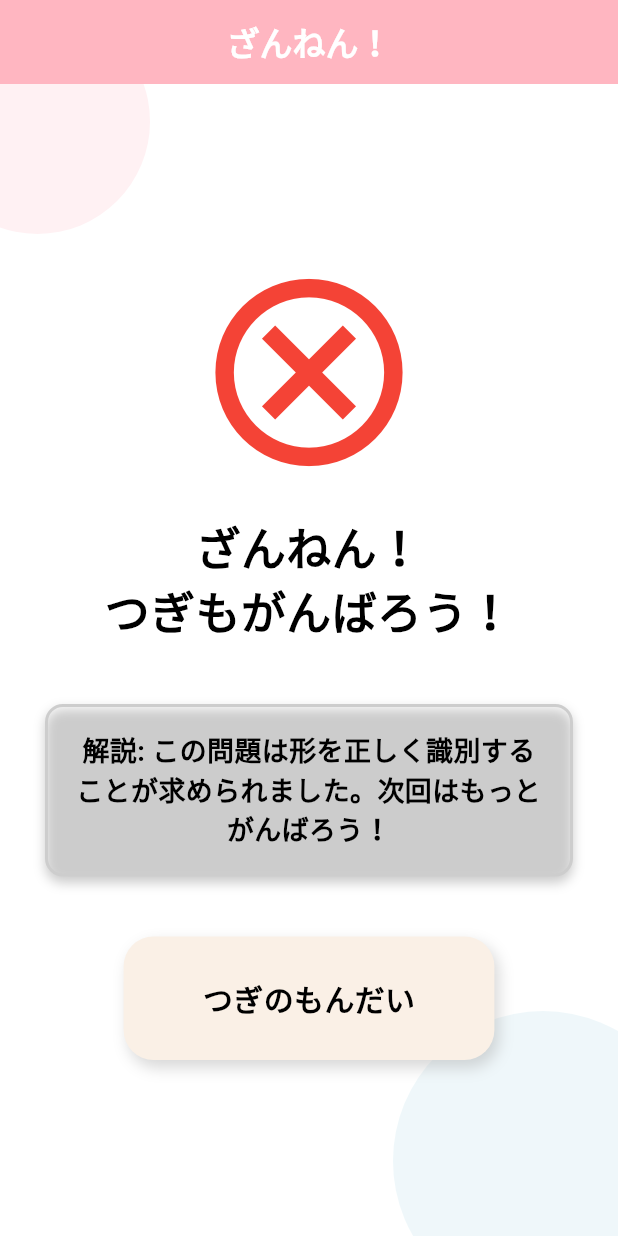
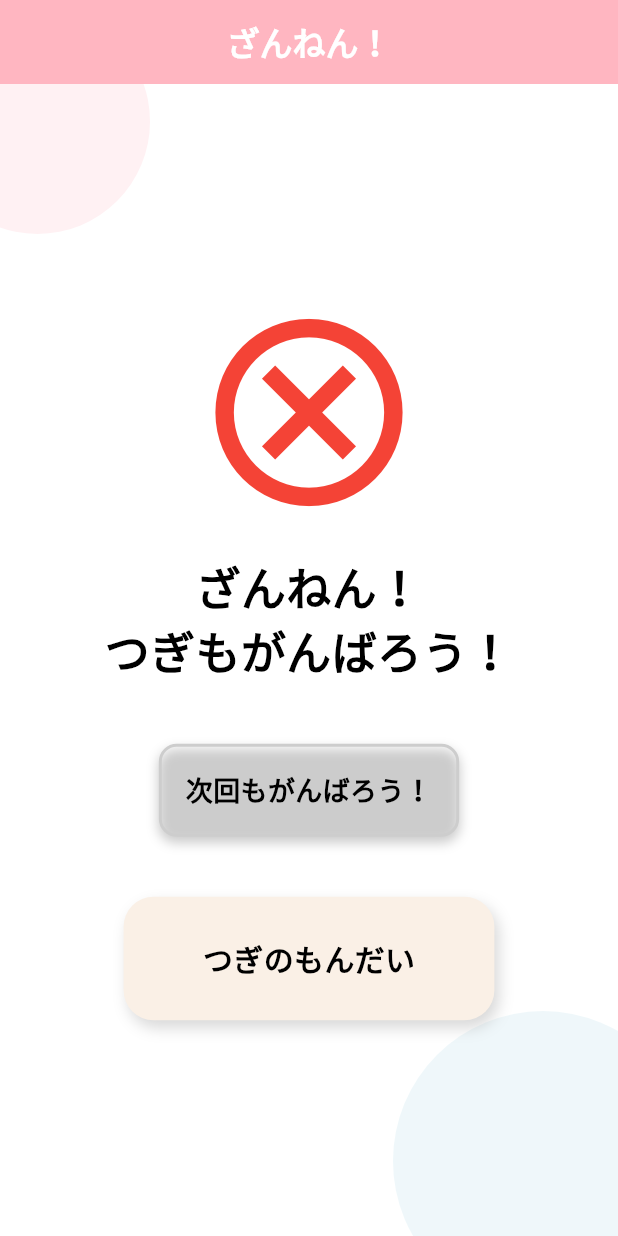
Before and after one commit to haseAyy/unodosu, a Flutter app: the EducationIncorrectScreen screen opened directly with empty values, on a phone screen of 412 x 824 dp. Run offline on Flutter 3.47's test engine with Material 3 defaults, Android fonts, the phone set to English and light mode, and no system bars; Roboto replaces fonts that are missing (Comic Sans MS).

Commit message:
"不正解画面解説をつけた"

```diff
--- a/adventer_app/lib/EducationModeScreen/EducationIncorrectScreen.dart
+++ b/adventer_app/lib/EducationModeScreen/EducationIncorrectScreen.dart
@@ -62,11 +62,14 @@ class EducationIncorrectScreen extends StatelessWidget {
   final String message; // 受け取るメッセージ（いろ、もじなど）
   final int questionCount;
   final int correctCount;
+  final String? correctAnswer; // 正解の答えを追加
 
-  const EducationIncorrectScreen(
-      {required this.message,
-      required this.questionCount,
-      required this.correctCount});
+  const EducationIncorrectScreen({
+    required this.message,
+    required this.questionCount,
+    required this.correctCount,
+    this.correctAnswer, //オプションにする
+  });
 
   @override
   Widget build(BuildContext context) {
@@ -158,9 +161,12 @@ class EducationIncorrectScreen extends StatelessWidget {
                       ),
                     ],
                   ),
-                  child: const Text(
-                    '解説: この問題は形を正しく識別することが求められました。次回はもっとがんばろう！',
-                    style: TextStyle(
+                  child: Text(
+                    correctAnswer != null
+                        ? '解説: このもんだいの答えは「$correctAnswer」だよ。次回はもっとがんばろう！'
+                        : '次回もがんばろう！', //correctAnswerがない場合
+
+                    style: const TextStyle(
                       fontSize: 18,
                       fontWeight: FontWeight.bold,
                       color: Colors.black,
--- a/adventer_app/lib/EducationModeScreen/LetterEducationScreen.dart
+++ b/adventer_app/lib/EducationModeScreen/LetterEducationScreen.dart
@@ -219,7 +219,8 @@ class _LetterEducationScreenState extends State<LetterEducationScreen> {
                 builder: (context) => EducationIncorrectScreen(
                     message: 'もじ',
                     questionCount: questionCount,
-                    correctCount: correctCount)),
+                    correctCount: correctCount,
+                    correctAnswer: question.question_answer)),
           );
         }
         // 次の問題を取得する処理を呼び出す
```
